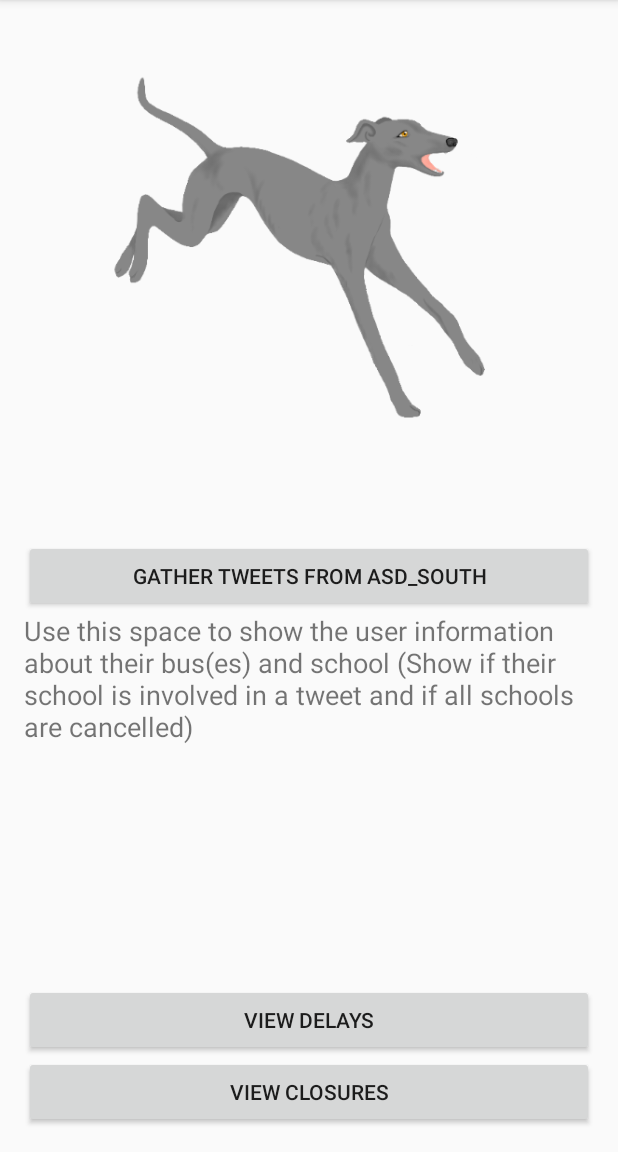
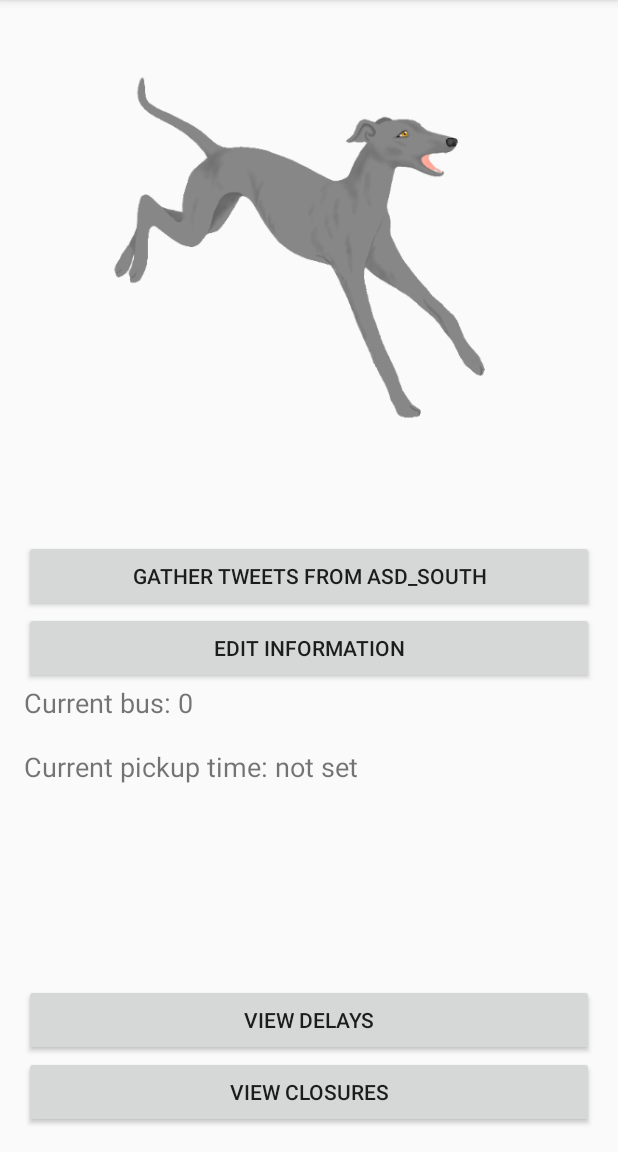
Before and after one commit to C0D3H0UND5/SnowDay, an Android app: the screen it shows after launch (MainActivity), on a phone screen of 412 x 824 dp, the part 84-1236 px from its top. Run offline under Robolectric (Android 15) with nearby library versions, the phone set to English and light mode, and no system bars.

Commit message:
Added ability for user to store bus number and normal pickup time

```diff
--- a/app/src/main/AndroidManifest.xml
+++ b/app/src/main/AndroidManifest.xml
@@ -3,7 +3,7 @@
     package="ca.sjhigh.snowday">
 
     <!-- Permission - Connect to the internet to get tweets -->
-    <uses-permission android:name="android.permission.INTERNET"/>
+    <uses-permission android:name="android.permission.INTERNET" />
 
     <application
         android:allowBackup="true"
@@ -21,7 +21,8 @@
             </intent-filter>
         </activity>
         <activity android:name=".BusDelays" />
-        <activity android:name=".SchoolClosures"/>
+        <activity android:name=".SchoolClosures" />
+        <activity android:name=".EditInformation"></activity>
     </application>
 
 </manifest>
--- a/app/src/main/java/ca/sjhigh/snowday/DatabaseHelper.java
+++ b/app/src/main/java/ca/sjhigh/snowday/DatabaseHelper.java
@@ -14,8 +14,7 @@ import android.database.sqlite.SQLiteOpenHelper;
  *
  * If you don't know anything about databases then don't modify this file
  */
-
-public class DatabaseHelper extends SQLiteOpenHelper{
+class DatabaseHelper extends SQLiteOpenHelper{
 
     /* Database version */
     private static final int DATABASE_VERSION = 2;
--- a/app/src/main/java/ca/sjhigh/snowday/MainActivity.java
+++ b/app/src/main/java/ca/sjhigh/snowday/MainActivity.java
@@ -2,11 +2,13 @@ package ca.sjhigh.snowday;
 
 import android.app.ProgressDialog;
 import android.content.Intent;
+import android.content.SharedPreferences;
 import android.os.AsyncTask;
 import android.os.Bundle;
 import android.support.v7.app.AppCompatActivity;
 import android.view.View;
 import android.widget.Button;
+import android.widget.TextView;
 import android.widget.Toast;
 
 import java.util.Collections;
@@ -21,14 +23,19 @@ public class MainActivity extends AppCompatActivity {
 
     /** UI components **/
     private Button getTweets;
+    private Button editSettings;
     private Button viewDelays;
     private Button viewClosures;
+
+    private TextView userInfo;
 
     /** Logic variables **/
     private String user;
     // I want to have the app store all of the delays for the current day in a database. It will
     // delete all entries at the end of the day or individually if there is a correction tweet
     private DatabaseHelper myDatabase;
+    private final String MY_PREFERENCES = "my_preferences";
+    private SharedPreferences preferences;
 
     @Override
     protected void onCreate(Bundle savedInstanceState) {
@@ -38,12 +45,28 @@ public class MainActivity extends AppCompatActivity {
         user = "ASD_South";
         myDatabase = new DatabaseHelper(MainActivity.this);
 
+        // Prepare shared preferences
+        preferences = getSharedPreferences(MY_PREFERENCES, MODE_PRIVATE);
+
         // Marry UI components in XML to their corresponding Java variable
+        editSettings = (Button)findViewById(R.id.settings_main_button);
         getTweets = (Button)findViewById(R.id.twitter_main_button);
         viewDelays = (Button)findViewById(R.id.delays_main_button);
         viewClosures = (Button)findViewById(R.id.closures_main_button);
+        userInfo = (TextView)findViewById(R.id.personal_main_textView);
+
+        userInfo.setText("Current bus: " + preferences.getInt("key_busNumber", 0) +
+                        "\n\nCurrent pickup time: " + preferences.getString("key_pickupTime", "not set"));
 
         /** Add click listeners **/
+        editSettings.setOnClickListener(new View.OnClickListener(){
+            @Override
+            public void onClick(View view){
+                // Start EditInformation.class
+                Intent settings = new Intent(MainActivity.this, EditInformation.class);
+                startActivity(settings);
+            }
+        });
         getTweets.setOnClickListener(new View.OnClickListener(){
             @Override
             public void onClick(View view){
@@ -53,7 +76,7 @@ public class MainActivity extends AppCompatActivity {
         viewDelays.setOnClickListener(new View.OnClickListener(){
             @Override
             public void onClick(View view){
-                // Send intent to BusDelays.class with database helper
+                // Start BusDelays.class
                 Intent delays = new Intent(MainActivity.this, BusDelays.class);
                 startActivity(delays);
             }
@@ -61,11 +84,19 @@ public class MainActivity extends AppCompatActivity {
         viewClosures.setOnClickListener(new View.OnClickListener(){
             @Override
             public void onClick(View view){
-                // Send intent to SchoolClosures.class with database helper
+                // Start SchoolClosures.class
                 Intent closures = new Intent(MainActivity.this, SchoolClosures.class);
                 startActivity(closures);
             }
         });
+    }
+
+    @Override
+    public void onResume(){
+        super.onResume();
+        preferences = getSharedPreferences(MY_PREFERENCES, MODE_PRIVATE);
+        userInfo.setText("Current bus: " + preferences.getInt("key_busNumber", 0) +
+                "\n\nCurrent pickup time: " + preferences.getString("key_pickupTime", "not set"));
     }
 
     /**
--- a/app/src/main/java/ca/sjhigh/snowday/TwitterHelper.java
+++ b/app/src/main/java/ca/sjhigh/snowday/TwitterHelper.java
@@ -14,7 +14,7 @@ import twitter4j.Status;
  * This class will likely contain the code to parse incoming tweets
  */
 
-public class TwitterHelper {
+class TwitterHelper {
 
     /** Logic variables **/
     /** Any numbers 0-999 | The character string 'one' **/
--- a/app/src/main/res/layout/activity_main.xml
+++ b/app/src/main/res/layout/activity_main.xml
@@ -52,11 +52,20 @@
         android:text="Use this space to show the user information about their bus(es) and school (Show if their school is involved in a tweet and if all schools are cancelled)"
         android:layout_width="wrap_content"
         android:layout_height="wrap_content"
-        android:layout_below="@+id/twitter_main_button"
         android:layout_alignParentStart="true"
         android:id="@+id/personal_main_textView"
         android:layout_above="@+id/delays_main_button"
         android:layout_alignParentEnd="true"
-        android:textSize="18sp" />
+        android:textSize="18sp"
+        android:layout_below="@+id/settings_main_button" />
+
+    <Button
+        android:text="@string/edit_information_button"
+        android:layout_width="wrap_content"
+        android:layout_height="wrap_content"
+        android:layout_below="@+id/twitter_main_button"
+        android:layout_alignParentStart="true"
+        android:id="@+id/settings_main_button"
+        android:layout_alignParentEnd="true" />
 
 </RelativeLayout>
--- a/app/src/main/res/values/strings.xml
+++ b/app/src/main/res/values/strings.xml
@@ -2,12 +2,14 @@
     <!-- UI strings -->
     <string name="app_name">Snow Day</string>
     <string name="get_tweets_button">Gather tweets from ASD_South</string>
+    <string name="edit_information_button">Edit information</string>
     <string name="view_delays_button">View Delays</string>
     <string name="view_closures_button">View Closures</string>
     <string name="clear_button">Clear</string>
     <string name="delete_all_button">Delete All</string>
     <string name="title_delays">Current Delays</string>
     <string name="title_closures">Current Closures</string>
+    <string name="update_button">Update</string>
     <!-- Art credit -->
     <string name="credit_greyhound">Credit: Amy Dai</string>
     <!-- Twitter configuration -->
```
Also changed, not shown: app/src/main/java/ca/sjhigh/snowday/EditInformation.java (added, +80 -0 lines), app/src/main/res/layout/activity_edit_information.xml (added, +62 -0 lines), app/src/main/res/mipmap-hdpi/ic_launcher_default.png (deleted), app/src/main/res/mipmap-mdpi/ic_launcher_default.png (deleted), app/src/main/res/mipmap-xhdpi/ic_launcher_default.png (deleted), app/src/main/res/mipmap-xxhdpi/ic_launcher_default.png (deleted), app/src/main/res/mipmap-xxxhdpi/ic_launcher_default.png (deleted), 1 other file.
